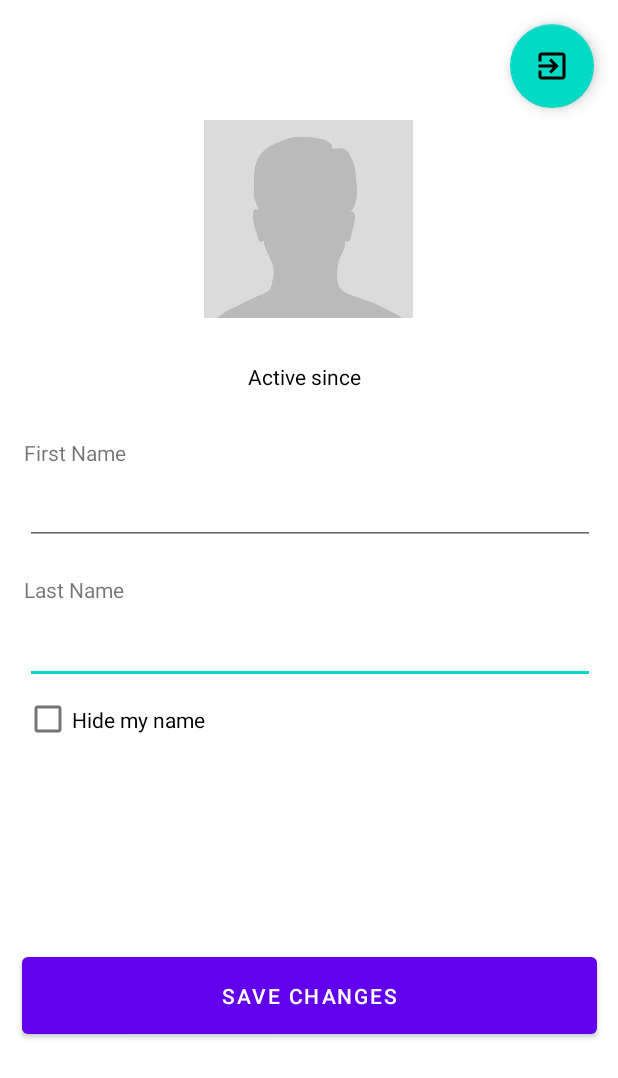
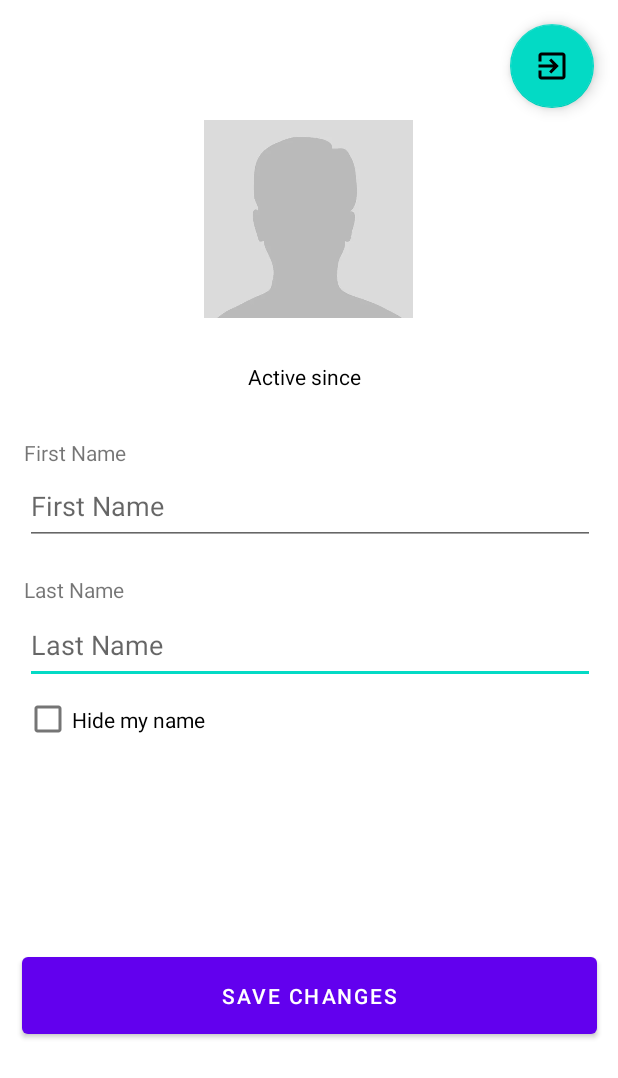
Before and after one commit to ToastedBaguette/FinalProjectNativeMobile, an Android app: the fragment SettingsFragment shown on its own in the app's theme, after a tap on "SAVE CHANGES", on a phone screen of 412 x 824 dp. Shown: the top 1078 px of the screen. Run offline under Robolectric (Android 15) with nearby library versions, the phone set to English and light mode, and no system bars; our stand-ins replace Picasso, Volley; network calls fail; pictures from the network do not load.

Commit message:
fix privacy, fix update nama, fix auto cb hide my name

```diff
--- a/app/src/main/java/com/ubaya/projectuasnmp/SettingsFragment.kt
+++ b/app/src/main/java/com/ubaya/projectuasnmp/SettingsFragment.kt
@@ -49,18 +49,30 @@ class SettingsFragment : Fragment() {
     var changeLastName:String = ""
     var checked:Int = 0
 
-    var helper = false;
+    fun refreshSharedPreferences(context: Context){
+        val sharedFile = "com.ubaya.projectuasnmp"
+        val shared: SharedPreferences = context.getSharedPreferences(sharedFile, Context.MODE_PRIVATE)
+        userId = shared.getInt("userId",0)
+        userName = shared.getString("userName","").toString()
+        firstName = shared.getString("firstName","").toString()
+        lastName = shared.getString("lastName","").toString()
+        month = shared.getString("month","").toString()
+        year = shared.getString("year","").toString()
+        avatarImg = shared.getString("avatarImg","").toString()
+        privacySet = shared.getInt("privacySet",0)
+    }
 
     @SuppressLint("SetTextI18n")
     override fun onResume() {
+        this.context?.let { refreshSharedPreferences(it) }
         if(lastName == "null"){
             lastName = ""
         }
         txtName.text = "$firstName $lastName"
         txtActiveStatus.text = "Active since $month $year"
         txtSettingUsername.text = userName
-        txtSettingFirstName.hint = firstName
-        txtSettingLastName.hint = if(lastName =="") "" else lastName
+        txtSettingFirstName.setText(firstName)
+        txtSettingLastName.setText(if(lastName =="") "" else lastName)
         if(avatarImg!=""){
             Picasso.get().load(avatarImg).into(imgAvatar)
         }
@@ -69,16 +81,7 @@ class SettingsFragment : Fragment() {
     }
     override fun onAttach(context: Context) {
         super.onAttach(context)
-        val sharedFile = "com.ubaya.projectuasnmp"
-        val shared: SharedPreferences = context.getSharedPreferences(sharedFile, Context.MODE_PRIVATE )
-        userId = shared.getInt("userId",0)
-        userName = shared.getString("userName","").toString()
-        firstName = shared.getString("firstName","").toString()
-        lastName = shared.getString("lastName","").toString()
-        month = shared.getString("month","").toString()
-        year = shared.getString("year","").toString()
-        avatarImg = shared.getString("avatarImg","").toString()
-        privacySet = shared.getInt("privacySet",0)
+        refreshSharedPreferences(context)
     }
     override fun onCreate(savedInstanceState: Bundle?) {
         super.onCreate(savedInstanceState)
@@ -106,19 +109,16 @@ class SettingsFragment : Fragment() {
         var editor:SharedPreferences.Editor = shared.edit()
 
         btnSaveChanges?.setOnClickListener{
-            firstName = shared.getString("firstName","").toString()
-            lastName = shared.getString("lastName","").toString()
-            if(cBHideName.isChecked){
-                checked = 1
-            }
-            if(txtSettingFirstName?.text.isNullOrBlank()) {
-                Toast.makeText(activity, "Don't leave your first name empty", Toast.LENGTH_SHORT).show()
-            }else{
+            if(!txtSettingFirstName.text.isNullOrBlank()){
+                firstName = shared.getString("firstName","").toString()
+                lastName = shared.getString("lastName","").toString()
+                checked = if(cBHideName.isChecked){ 1 } else{ 0 }
                 changeFirstName = txtSettingFirstName?.text.toString()
-                changeLastName = if(txtSettingLastName?.text.isNullOrBlank()) { "" } else { txtSettingLastName.text.toString() }
+                changeLastName = if(txtSettingLastName?.text.isNullOrBlank()) { "" }else{ txtSettingLastName?.text.toString() }
                 val q = Volley.newRequestQueue(activity)
                 val url = "https://ubaya.fun/native/160420041/changeprofile.php"
                 var stringRequest =
+                    @SuppressLint("SetTextI18n")
                     object:StringRequest(Request.Method.POST, url,
                         Response.Listener<String> {
                             Log.d("apiresult", it)
@@ -130,11 +130,10 @@ class SettingsFragment : Fragment() {
                                 editor.apply()
 
                                 txtName?.text = "$changeFirstName $changeLastName"
-                                txtSettingFirstName?.hint = changeFirstName
-                                txtSettingLastName?.hint = if(changeLastName =="") "" else changeLastName
-                                cBHideName?.isChecked = checked == 1
-                                txtSettingFirstName?.setText("")
-                                txtSettingLastName?.setText("")
+                                txtSettingFirstName?.setText(changeFirstName)
+                                txtSettingLastName?.setText(if(changeLastName =="") "" else changeLastName)
+                                cBHideName.isChecked = checked == 1
+
                                 Toast.makeText(activity, "Save changes success", Toast.LENGTH_SHORT).show()
                             }else{
                                 Log.e("error","Failed to save")
@@ -152,6 +151,8 @@ class SettingsFragment : Fragment() {
                         )
                     }
                 q.add(stringRequest)
+            }else{
+                Toast.makeText(activity, "Don't leave the first name empty, please!", Toast.LENGTH_SHORT).show()
             }
         }
 //        imgAvatar.setOnClickListener{
--- a/app/src/main/res/layout/fragment_settings.xml
+++ b/app/src/main/res/layout/fragment_settings.xml
@@ -18,7 +18,7 @@
             android:layout_height="52dp"
             android:layout_marginTop="1dp"
             android:ems="10"
-            android:hint="Cena"
+            android:hint="Last Name"
             android:inputType="textPersonName"
             android:minHeight="48dp"
             app:layout_constraintEnd_toEndOf="parent"
@@ -97,7 +97,7 @@
             android:layout_width="380dp"
             android:layout_height="52dp"
             android:ems="10"
-            android:hint="John"
+            android:hint="First Name"
             android:inputType="textPersonName"
             android:minHeight="48dp"
             app:layout_constraintEnd_toEndOf="parent"
```
Also changed, not shown: app/src/main/java/com/ubaya/projectuasnmp/LeaderboardAdapter.kt (+15 -6 lines), app/src/main/java/com/ubaya/projectuasnmp/LoginActivity.kt (+8 -13 lines), app/src/main/res/layout/card_leaderboard.xml (+7 -3 lines).
